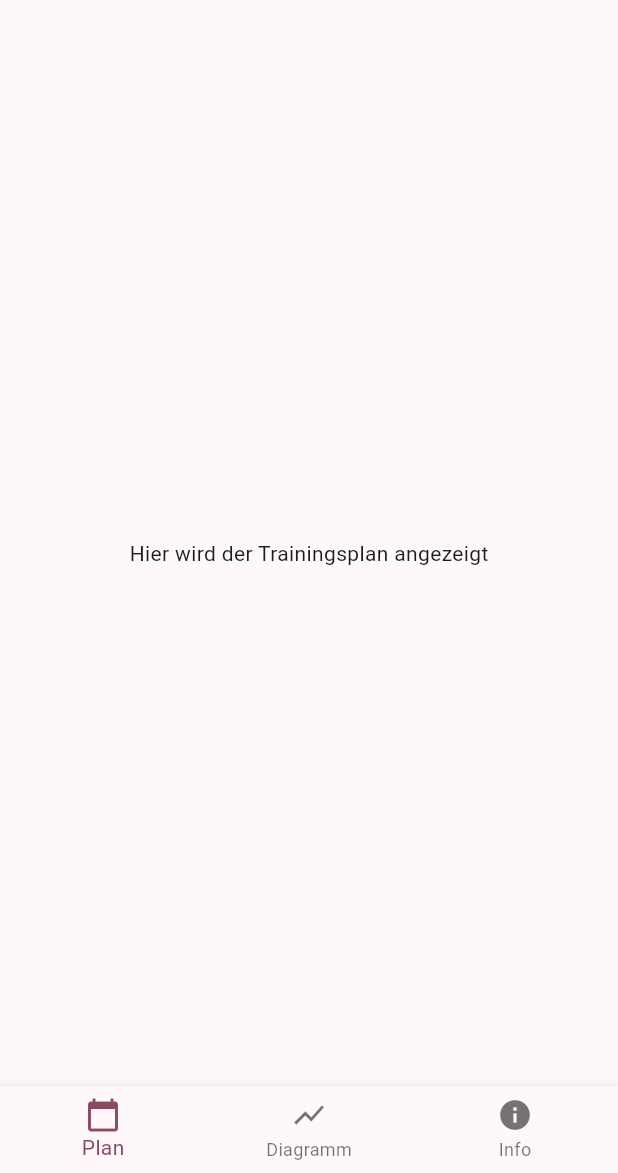
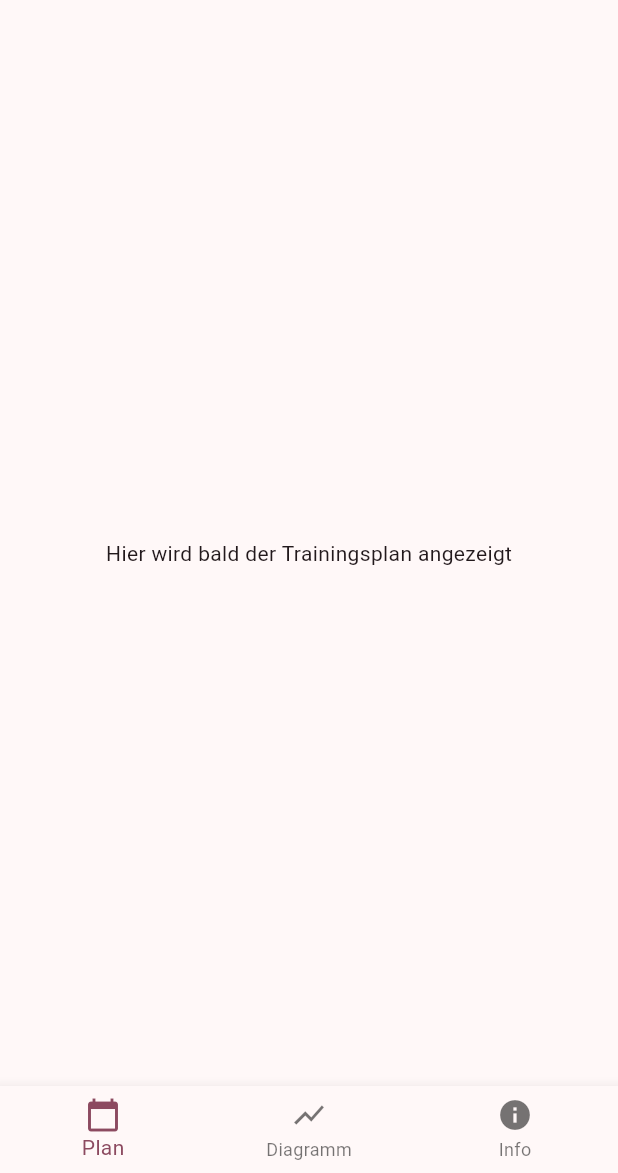
Before and after one commit to AlexBuchnerTeacher/SVW_U16_TRAININGS_APP, a Flutter app: the screen it shows after launch, after a tap on "Zum Trainingsplan", on a phone screen of 412 x 824 dp, the part 63-1236 px from its top. Run offline on Flutter 3.47's test engine with Material 3 defaults, Android fonts, the phone set to English and light mode, and no system bars.

Commit message:
Replace demo screen with app navigation

```diff
--- a/lib/main.dart
+++ b/lib/main.dart
@@ -12,10 +12,10 @@ class SVWTrainingApp extends StatelessWidget {
   Widget build(BuildContext context) {
     return MaterialApp(
       title: 'SV Waldeck U16 Trainingsplan',
+      debugShowCheckedModeBanner: false,
       theme: ThemeData(
         useMaterial3: true,
-        colorSchemeSeed: Colors.black, // Schwarz/Weiß Look
-        brightness: Brightness.light,
+        colorSchemeSeed: Colors.black,
       ),
       home: const WelcomeScreen(),
     );
--- a/lib/screens/diagramm_screen.dart
+++ b/lib/screens/diagramm_screen.dart
@@ -8,7 +8,7 @@ class DiagrammScreen extends StatelessWidget {
     return Scaffold(
       appBar: AppBar(title: const Text('Fortschrittsdiagramm')),
       body: const Center(
-        child: Text('Hier kommt das Diagramm'),
+        child: Text('Hier kommt bald das Diagramm'),
       ),
     );
   }
--- a/lib/screens/plan_screen.dart
+++ b/lib/screens/plan_screen.dart
@@ -8,7 +8,7 @@ class PlanScreen extends StatelessWidget {
     return Scaffold(
       appBar: AppBar(title: const Text('Trainingsplan')),
       body: const Center(
-        child: Text('Hier wird der Trainingsplan angezeigt'),
+        child: Text('Hier wird bald der Trainingsplan angezeigt'),
       ),
     );
   }
```
